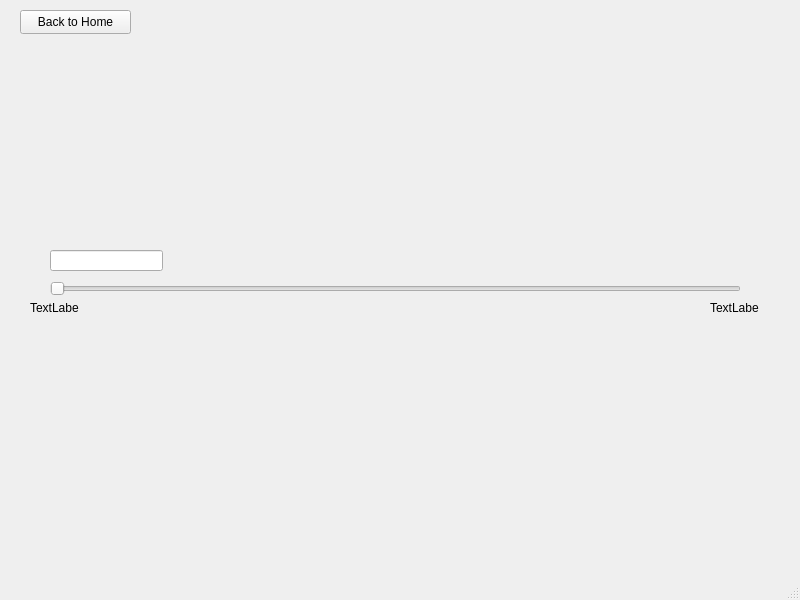
First picture: the form in FreeWindow.ui, repository rferrer12/AutoTests, before the edit.
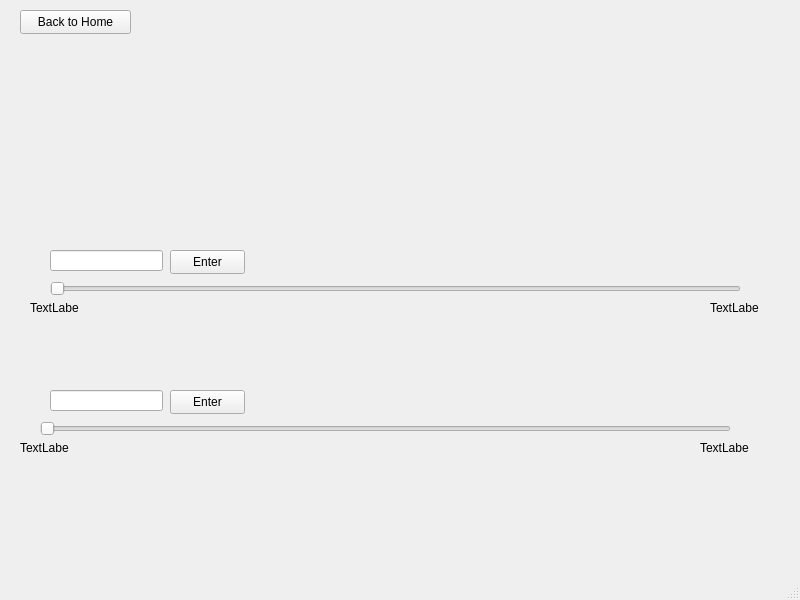
Second picture: the form after the edit.

Commit message: Added some functionality to FreeWindow, need to make sliders work or do other stuff and come back

Diff of the .ui file:
```diff
--- a/FreeWindow.ui
+++ b/FreeWindow.ui
@@ -76,6 +76,81 @@
      </rect>
     </property>
    </widget>
+   <widget class="QPushButton" name="setPos1Button">
+    <property name="geometry">
+     <rect>
+      <x>170</x>
+      <y>250</y>
+      <width>75</width>
+      <height>24</height>
+     </rect>
+    </property>
+    <property name="text">
+     <string>Enter</string>
+    </property>
+   </widget>
+   <widget class="QLabel" name="maxPos2Label">
+    <property name="geometry">
+     <rect>
+      <x>700</x>
+      <y>440</y>
+      <width>49</width>
+      <height>16</height>
+     </rect>
+    </property>
+    <property name="text">
+     <string>TextLabel</string>
+    </property>
+   </widget>
+   <widget class="QSlider" name="axis2Slider">
+    <property name="geometry">
+     <rect>
+      <x>40</x>
+      <y>420</y>
+      <width>691</width>
+      <height>18</height>
+     </rect>
+    </property>
+    <property name="orientation">
+     <enum>Qt::Horizontal</enum>
+    </property>
+   </widget>
+   <widget class="QLabel" name="minPos2Label">
+    <property name="geometry">
+     <rect>
+      <x>20</x>
+      <y>440</y>
+      <width>49</width>
+      <height>16</height>
+     </rect>
+    </property>
+    <property name="text">
+     <string>TextLabel</string>
+    </property>
+   </widget>
+   <widget class="QLineEdit" name="pos2lineEdit">
+    <property name="geometry">
+     <rect>
+      <x>50</x>
+      <y>390</y>
+      <width>113</width>
+      <height>21</height>
+     </rect>
+    </property>
+   </widget>
+   <widget class="QPushButton" name="setPos2Button">
+    <property name="geometry">
+     <rect>
+      <x>170</x>
+      <y>390</y>
+      <width>75</width>
+      <height>24</height>
+     </rect>
+    </property>
+    <property name="text">
+     <string>Enter</string>
+    </property>
+   </widget>
   </widget>
   <widget class="QMenuBar" name="menubar">
    <property name="geometry">
```
Left out of the diff: 10 changed lines with no effect on the pictures. The commit also changes 6 other files.
